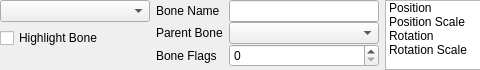
First picture: the form in src/tools/hlam/ui/assets/studiomodel/dockpanels/StudioModelBonesPanel.ui, repository SamVanheer/HalfLifeAssetManager, before the edit; both pictures show x 0 to 480 and y 0 to 70 of the 875 by 70 pixel window.
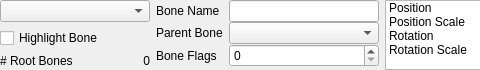
Second picture: the form after the edit.

Commit message: Add label to show number of root bones in model Resolves #177

The edit to the form file:
```diff
--- a/src/tools/hlam/ui/assets/studiomodel/dockpanels/StudioModelBonesPanel.ui
+++ b/src/tools/hlam/ui/assets/studiomodel/dockpanels/StudioModelBonesPanel.ui
@@ -33,11 +33,44 @@
     <number>0</number>
    </property>
    <item>
-    <layout class="QVBoxLayout" name="verticalLayout">
+    <layout class="QGridLayout" name="gridLayout">
      <property name="sizeConstraint">
       <enum>QLayout::SetDefaultConstraint</enum>
      </property>
-     <item>
+     <item row="2" column="0">
+      <widget class="QLabel" name="label_18">
+       <property name="sizePolicy">
+        <sizepolicy hsizetype="Fixed" vsizetype="Preferred">
+         <horstretch>0</horstretch>
+         <verstretch>0</verstretch>
+        </sizepolicy>
+       </property>
+       <property name="text">
+        <string># Root Bones</string>
+       </property>
+      </widget>
+     </item>
+     <item row="2" column="1">
+      <widget class="QLabel" name="RootBonesCount">
+       <property name="text">
+        <string>0</string>
+       </property>
+       <property name="alignment">
+        <set>Qt::AlignRight|Qt::AlignTrailing|Qt::AlignVCenter</set>
+       </property>
+      </widget>
+     </item>
+     <item row="1" column="0" colspan="2">
+      <widget class="QCheckBox" name="HighlightBone">
+       <property name="text">
+        <string>Highlight Bone</string>
+       </property>
+       <property name="checked">
+        <bool>false</bool>
+       </property>
+      </widget>
+     </item>
+     <item row="0" column="0" colspan="2">
       <widget class="QComboBox" name="Bones">
        <property name="sizePolicy">
         <sizepolicy hsizetype="Preferred" vsizetype="Fixed">
@@ -59,17 +92,7 @@
        </property>
       </widget>
      </item>
-     <item>
-      <widget class="QCheckBox" name="HighlightBone">
-       <property name="text">
-        <string>Highlight Bone</string>
-       </property>
-       <property name="checked">
-        <bool>false</bool>
-       </property>
-      </widget>
-     </item>
-     <item>
+     <item row="3" column="0" colspan="2">
       <spacer name="verticalSpacer_2">
        <property name="orientation">
         <enum>Qt::Vertical</enum>
```
The commit also changes 2 other files.
